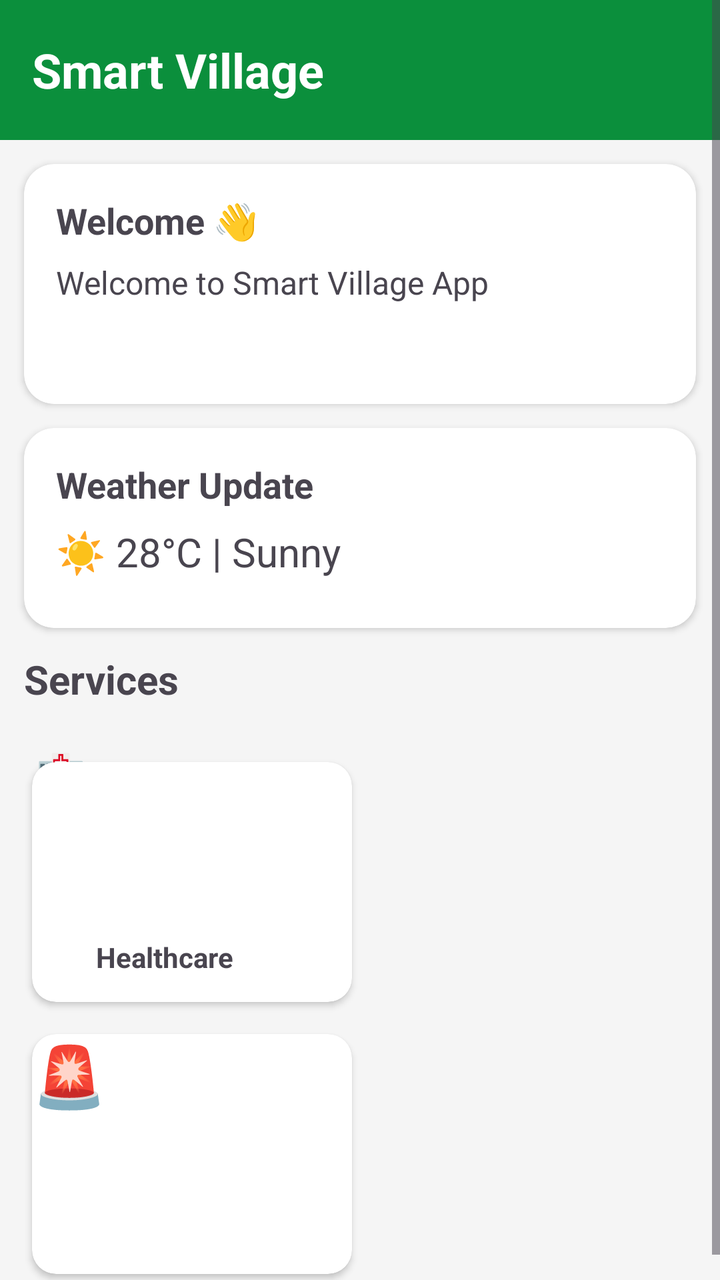
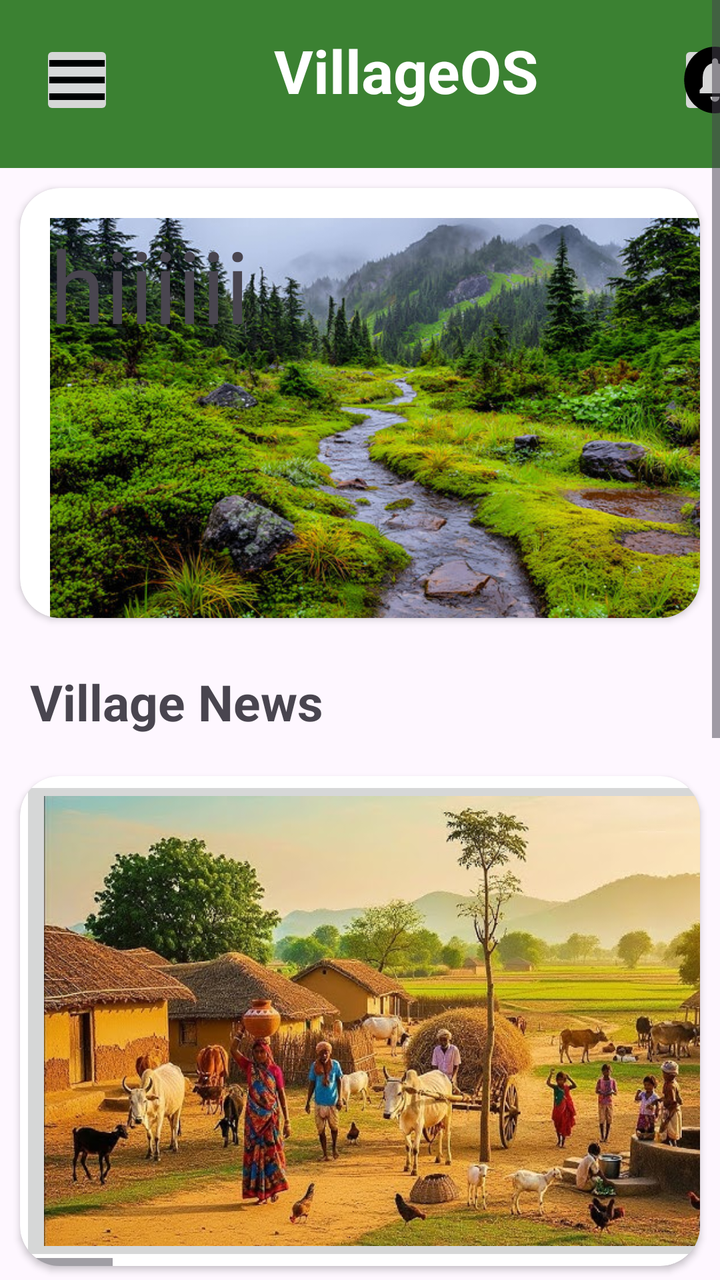

Two renders of the same Android screen: before a commit and after it. Below are the layout's source before the change and the commit's diff.
<!-- AndroidManifest.xml: application theme Theme.VillageOS -->
<!-- res/layout/activity_homepage1.xml -->
<?xml version="1.0" encoding="utf-8"?>
<ScrollView xmlns:android="http://schemas.android.com/apk/res/android"
    xmlns:app="http://schemas.android.com/apk/res-auto"
    android:layout_width="match_parent"
    android:layout_height="match_parent"
    android:background="#F5F5F5">

    <LinearLayout
        android:layout_width="match_parent"
        android:layout_height="wrap_content"
        android:orientation="vertical">

        <LinearLayout
            android:layout_width="match_parent"
            android:layout_height="70dp"
            android:background="#0B8F3C"
            android:gravity="center_vertical"
            android:padding="16dp">

            <TextView
                android:layout_width="wrap_content"
                android:layout_height="wrap_content"
                android:text="Smart Village"
                android:textColor="#FFFFFF"
                android:textSize="24sp"
                android:textStyle="bold"/>
        </LinearLayout>

        

        <androidx.cardview.widget.CardView
            android:layout_width="match_parent"
            android:layout_height="120dp"
            android:layout_margin="12dp"
            app:cardCornerRadius="15dp">

            <LinearLayout
                android:layout_width="match_parent"
                android:layout_height="match_parent"
                android:orientation="vertical"
                android:padding="16dp">

                <TextView
                    android:layout_width="wrap_content"
                    android:layout_height="wrap_content"
                    android:text="Welcome 👋"
                    android:textSize="18sp"
                    android:textStyle="bold"/>

                <TextView
                    android:layout_width="wrap_content"
                    android:layout_height="wrap_content"
                    android:text="Welcome to Smart Village App"
                    android:textSize="16sp"
                    android:layout_marginTop="8dp"/>

            </LinearLayout>

        </androidx.cardview.widget.CardView>

        

        <androidx.cardview.widget.CardView
            android:layout_width="match_parent"
            android:layout_height="100dp"
            android:layout_marginStart="12dp"
            android:layout_marginEnd="12dp"
            app:cardCornerRadius="15dp">

            <LinearLayout
                android:layout_width="match_parent"
                android:layout_height="match_parent"
                android:orientation="vertical"
                android:padding="16dp">

                <TextView
                    android:text="Weather Update"
                    android:textStyle="bold"
                    android:textSize="18sp"
                    android:layout_width="wrap_content"
                    android:layout_height="wrap_content"/>

                <TextView
                    android:text="☀️ 28°C | Sunny"
                    android:textSize="20sp"
                    android:layout_marginTop="8dp"
                    android:layout_width="wrap_content"
                    android:layout_height="wrap_content"/>

            </LinearLayout>

        </androidx.cardview.widget.CardView>

        

        <TextView
            android:layout_width="wrap_content"
            android:layout_height="wrap_content"
            android:text="Services"
            android:textSize="20sp"
            android:textStyle="bold"
            android:layout_margin="12dp"/>

        <GridLayout
            android:layout_width="match_parent"
            android:layout_height="wrap_content"
            android:columnCount="2"
            android:padding="8dp">

            <androidx.cardview.widget.CardView
                android:layout_width="160dp"
                android:layout_height="120dp"
                android:layout_margin="8dp"
                app:cardCornerRadius="12dp">

                <LinearLayout
                    android:layout_width="match_parent"
                    android:layout_height="match_parent"
                    android:gravity="center"
                    android:orientation="vertical">

                    <TextView
                        android:layout_width="96dp"
                        android:layout_height="wrap_content"
                        android:layout_marginTop="75dp"
                        android:text="Healthcare"
                        android:textStyle="bold" />

                </LinearLayout>

            </androidx.cardview.widget.CardView>

            <androidx.cardview.widget.CardView
                android:layout_width="160dp"
                android:layout_height="120dp"
                android:layout_margin="8dp"
                app:cardCornerRadius="12dp">

                <LinearLayout
                    android:layout_width="match_parent"
                    android:layout_height="match_parent"
                    android:gravity="center"
                    android:orientation="vertical">

                    <TextView
                        android:layout_width="match_parent"
                        android:layout_height="match_parent"
                        android:text="🎉"
                        android:textSize="30sp"/>

                    <TextView
                        android:layout_width="match_parent"
                        android:layout_height="match_parent"
                        android:text="Events"
                        android:textStyle="bold"/>

                </LinearLayout>

            </androidx.cardview.widget.CardView>

            <androidx.cardview.widget.CardView
                android:layout_width="160dp"
                android:layout_height="120dp"
                android:layout_margin="8dp"
                app:cardCornerRadius="12dp">

                <LinearLayout
                    android:layout_width="match_parent"
                    android:layout_height="match_parent"
                    android:gravity="center"
                    android:orientation="vertical">

                    <TextView
                        android:layout_width="match_parent"
                        android:layout_height="match_parent"
                        android:text="🚨"
                        android:textSize="30sp"/>

                    <TextView
                        android:layout_width="match_parent"
                        android:layout_height="match_parent"
                        android:text="Emergency"
                        android:textStyle="bold"/>

                </LinearLayout>

            </androidx.cardview.widget.CardView>

            <androidx.cardview.widget.CardView
                android:layout_width="160dp"
                android:layout_height="120dp"
                android:layout_margin="8dp"
                app:cardCornerRadius="12dp">

                <LinearLayout
                    android:layout_width="match_parent"
                    android:layout_height="match_parent"
                    android:gravity="center"
                    android:orientation="vertical">

                    <TextView
                        android:layout_width="match_parent"
                        android:layout_height="match_parent"
                        android:text="📢"
                        android:textSize="30sp"/>

                    <TextView
                        android:layout_width="match_parent"
                        android:layout_height="match_parent"
                        android:text="Notice Board"
                        android:textStyle="bold"/>

                </LinearLayout>

            </androidx.cardview.widget.CardView>

            <TextView
                android:layout_width="match_parent"
                android:layout_height="77dp"
                android:layout_row="0"
                android:layout_column="0"
                android:layout_marginLeft="10dp"
                android:text="🏥"
                android:textSize="20dp" />

        </GridLayout>

    </LinearLayout>

</ScrollView>
<!-- resources referenced by this layout -->
<resources>
  <style name="Theme.VillageOS" parent="Base.Theme.VillageOS" />
  <style name="Base.Theme.VillageOS" parent="Theme.Material3.DayNight.NoActionBar">
          
          
      </style>
</resources>

<!-- the commit's change to res/layout/activity_homepage1.xml (unified diff, before → after) -->
@@ -1,229 +1,290 @@
 <?xml version="1.0" encoding="utf-8"?>
-<ScrollView xmlns:android="http://schemas.android.com/apk/res/android"
-    xmlns:app="http://schemas.android.com/apk/res-auto"
-    android:layout_width="match_parent"
+<ScrollView android:layout_width="match_parent"
     android:layout_height="match_parent"
-    android:background="#F5F5F5">
+    xmlns:android="http://schemas.android.com/apk/res/android"
+    xmlns:app="http://schemas.android.com/apk/res-auto">
 
     <LinearLayout
+
         android:layout_width="match_parent"
-        android:layout_height="wrap_content"
+        android:layout_height="match_parent"
         android:orientation="vertical">
 
         <LinearLayout
             android:layout_width="match_parent"
-            android:layout_height="70dp"
-            android:background="#0B8F3C"
-            android:gravity="center_vertical"
-            android:padding="16dp">
+            android:layout_height="84dp"
+            android:background="#3b8132"
+            android:orientation="horizontal">
+
+            <ImageButton
+                android:layout_width="37dp"
+                android:layout_height="40dp"
+                android:layout_marginLeft="20dp"
+                android:layout_marginTop="20dp"
+                android:paddingLeft="0dp"
+                android:paddingTop="0dp"
+                android:paddingRight="0dp"
+                android:paddingBottom="0dp"
+                android:scaleType="fitXY"
+                android:src="@drawable/baseline_menu_24">
+
+            </ImageButton>
 
             <TextView
                 android:layout_width="wrap_content"
                 android:layout_height="wrap_content"
-                android:text="Smart Village"
-                android:textColor="#FFFFFF"
-                android:textSize="24sp"
-                android:textStyle="bold"/>
+                android:layout_marginLeft="80dp"
+                android:layout_marginTop="15dp"
+                android:text="VillageOS"
+                android:textColor="#ffffff"
+                android:textSize="30dp"
+                android:textStyle="bold">
+
+            </TextView>
+
+            <ImageButton
+                android:layout_width="37dp"
+                android:layout_height="40dp"
+                android:layout_marginLeft="70dp"
+                android:layout_marginTop="20dp"
+                android:paddingLeft="0dp"
+                android:paddingTop="0dp"
+                android:paddingRight="0dp"
+                android:paddingBottom="0dp"
+                android:scaleType="fitXY"
+                android:src="@drawable/baseline_circle_notifications_24">
+
+
+            </ImageButton>
         </LinearLayout>
 
-        
-
         <androidx.cardview.widget.CardView
             android:layout_width="match_parent"
-            android:layout_height="120dp"
-            android:layout_margin="12dp"
-            app:cardCornerRadius="15dp">
+            android:layout_height="wrap_content"
+            android:layout_margin="10dp"
+            app:cardCornerRadius="20dp">
 
             <LinearLayout
                 android:layout_width="match_parent"
-                android:layout_height="match_parent"
+                android:layout_height="wrap_content"
                 android:orientation="vertical"
-                android:padding="16dp">
+                >
 
                 <TextView
-                    android:layout_width="wrap_content"
-                    android:layout_height="wrap_content"
-                    android:text="Welcome 👋"
-                    android:textSize="18sp"
-                    android:textStyle="bold"/>
-
-                <TextView
-                    android:layout_width="wrap_content"
-                    android:layout_height="wrap_content"
-                    android:text="Welcome to Smart Village App"
-                    android:textSize="16sp"
-                    android:layout_marginTop="8dp"/>
+                    android:layout_width="380dp"
+                    android:layout_height="200dp"
+                    android:layout_marginLeft="15dp"
+                    android:layout_marginTop="15dp"
+                    android:background="@drawable/img_3"
+                    android:text="hiiiiii"
+                    android:textAlignment="gravity"
+                    android:textSize="50dp">
+
+                </TextView>
 
             </LinearLayout>
 
+
         </androidx.cardview.widget.CardView>
 
-        
+
+        <LinearLayout
+            android:layout_width="match_parent"
+            android:layout_height="wrap_content"
+            android:orientation="horizontal"
+            >
+
+            <TextView
+                android:layout_width="wrap_content"
+                android:layout_height="44dp"
+                android:layout_marginLeft="15dp"
+                android:layout_marginTop="15dp"
+                android:text="Village News"
+                android:textStyle="bold"
+                android:textAlignment="gravity"
+                android:textSize="25dp">
+
+            </TextView>
+
+        </LinearLayout>
 
         <androidx.cardview.widget.CardView
             android:layout_width="match_parent"
-            android:layout_height="100dp"
-            android:layout_marginStart="12dp"
-            android:layout_marginEnd="12dp"
-            app:cardCornerRadius="15dp">
-
-            <LinearLayout
+            android:layout_height="wrap_content"
+            android:layout_margin="10dp"
+            app:cardCornerRadius="20dp">
+
+            <HorizontalScrollView
                 android:layout_width="match_parent"
-                android:layout_height="match_parent"
-                android:orientation="vertical"
-                android:padding="16dp">
-
-                <TextView
-                    android:text="Weather Update"
-                    android:textStyle="bold"
-                    android:textSize="18sp"
-                    android:layout_width="wrap_content"
-                    android:layout_height="wrap_content"/>
-
-                <TextView
-                    android:text="☀️ 28°C | Sunny"
-                    android:textSize="20sp"
-                    android:layout_marginTop="8dp"
-                    android:layout_width="wrap_content"
-                    android:layout_height="wrap_content"/>
-
-            </LinearLayout>
-
-        </androidx.cardview.widget.CardView>
-
-        
-
-        <TextView
-            android:layout_width="wrap_content"
-            android:layout_height="wrap_content"
-            android:text="Services"
-            android:textSize="20sp"
-            android:textStyle="bold"
-            android:layout_margin="12dp"/>
-
-        <GridLayout
-            android:layout_width="match_parent"
-            android:layout_height="wrap_content"
-            android:columnCount="2"
-            android:padding="8dp">
-
-            <androidx.cardview.widget.CardView
-                android:layout_width="160dp"
-                android:layout_height="120dp"
-                android:layout_margin="8dp"
-                app:cardCornerRadius="12dp">
+                android:layout_height="wrap_content">
 
                 <LinearLayout
                     android:layout_width="match_parent"
-                    android:layout_height="match_parent"
-                    android:gravity="center"
-                    android:orientation="vertical">
-
-                    <TextView
-                        android:layout_width="96dp"
-                        android:layout_height="wrap_content"
-                        android:layout_marginTop="75dp"
-                        android:text="Healthcare"
-                        android:textStyle="bold" />
+                    android:layout_height="wrap_content"
+                    android:orientation="horizontal">
+
+                    <ImageButton
+                        android:layout_width="416dp"
+                        android:layout_height="match_parent"
+                        android:scaleType="fitXY"
+                        android:src="@drawable/img_2">
+
+                    </ImageButton>
+
+                    <ImageButton
+                        android:layout_width="416dp"
+                        android:layout_height="wrap_content"
+                        android:scaleType="fitXY"
+                        android:src="@drawable/scholarship">
+
+                    </ImageButton>
+
+                    <ImageButton
+                        android:layout_width="416dp"
+                        android:layout_height="167dp"
+                        android:scaleType="fitXY"
+                        android:src="@drawable/scholarship1">
+
+                    </ImageButton>
+
+                    <ImageButton
+                        android:layout_width="416dp"
+                        android:layout_height="wrap_content"
+                        android:scaleType="fitXY"
+                        android:src="@drawable/education">
+
+                    </ImageButton>
+
+                    <ImageButton
+                        android:layout_width="416dp"
+                        android:layout_height="wrap_content"
+                        android:scaleType="fitXY"
+                        android:src="@drawable/farmer">
+
+                    </ImageButton>
+
+                    <ImageButton
+                        android:layout_width="416dp"
+                        android:layout_height="wrap_content"
+                        android:scaleType="fitXY"
+                        android:src="@drawable/farmer">
+
+                    </ImageButton>
 
                 </LinearLayout>
 
-            </androidx.cardview.widget.CardView>
-
-            <androidx.cardview.widget.CardView
-                android:layout_width="160dp"
-                android:layout_height="120dp"
-                android:layout_margin="8dp"
-                app:cardCornerRadius="12dp">
-
-                <LinearLayout
-                    android:layout_width="match_parent"
-                    android:layout_height="match_parent"
-                    android:gravity="center"
-                    android:orientation="vertical">
-
-                    <TextView
-                        android:layout_width="match_parent"
-                        android:layout_height="match_parent"
-                        android:text="🎉"
-                        android:textSize="30sp"/>
-
-                    <TextView
-                        android:layout_width="match_parent"
-                        android:layout_height="match_parent"
-                        android:text="Events"
-                        android:textStyle="bold"/>
-
-                </LinearLayout>
-
-            </androidx.cardview.widget.CardView>
-
-            <androidx.cardview.widget.CardView
-                android:layout_width="160dp"
-                android:layout_height="120dp"
-                android:layout_margin="8dp"
-                app:cardCornerRadius="12dp">
-
-                <LinearLayout
-                    android:layout_width="match_parent"
-                    android:layout_height="match_parent"
-                    android:gravity="center"
-                    android:orientation="vertical">
-
-                    <TextView
-                        android:layout_width="match_parent"
-                        android:layout_height="match_parent"
-                        android:text="🚨"
-                        android:textSize="30sp"/>
-
-                    <TextView
-                        android:layout_width="match_parent"
-                        android:layout_height="match_parent"
-                        android:text="Emergency"
-                        android:textStyle="bold"/>
-
-                </LinearLayout>
-
-            </androidx.cardview.widget.CardView>
-
-            <androidx.cardview.widget.CardView
-                android:layout_width="160dp"
-                android:layout_height="120dp"
-                android:layout_margin="8dp"
-                app:cardCornerRadius="12dp">
-
-                <LinearLayout
-                    android:layout_width="match_parent"
-                    android:layout_height="match_parent"
-                    android:gravity="center"
-                    android:orientation="vertical">
-
-                    <TextView
-                        android:layout_width="match_parent"
-                        android:layout_height="match_parent"
-                        android:text="📢"
-                        android:textSize="30sp"/>
-
-                    <TextView
-                        android:layout_width="match_parent"
-                        android:layout_height="match_parent"
-                        android:text="Notice Board"
-                        android:textStyle="bold"/>
-
-                </LinearLayout>
-
-            </androidx.cardview.widget.CardView>
-
-            <TextView
+            </HorizontalScrollView>
+
+
+        </androidx.cardview.widget.CardView>
+
+
+
+
+
+        <androidx.cardview.widget.CardView
+            android:layout_width="match_parent"
+            android:layout_height="wrap_content"
+            android:layout_margin="10dp"
+            app:cardCornerRadius="20dp"
+            >
+
+            <RelativeLayout
                 android:layout_width="match_parent"
-                android:layout_height="77dp"
-                android:layout_row="0"
-                android:layout_column="0"
-                android:layout_marginLeft="10dp"
-                android:text="🏥"
-                android:textSize="20dp" />
-
-        </GridLayout>
+                android:layout_height="447dp">
+
+                <TextView
+                    android:id="@+id/qs"
+                    android:layout_width="wrap_content"
+                    android:layout_height="44dp"
+                    android:layout_marginLeft="15dp"
+                    android:layout_marginTop="15dp"
+                    android:layout_span="3"
+                    android:text="Quick Services"
+                    android:textAlignment="gravity"
+                    android:textSize="23dp"
+                    android:textStyle="bold">
+
+                </TextView>
+
+                <ImageButton
+                    android:id="@+id/ib1"
+                    android:layout_width="120dp"
+                    android:layout_height="120dp"
+                    android:layout_below="@id/qs"
+                    android:layout_marginLeft="10dp"
+                    android:scaleType="fitXY"
+                    android:src="@drawable/governscheme">
+
+                </ImageButton>
+
+                <ImageButton
+                    android:id="@+id/ib2"
+                    android:layout_width="120dp"
+                    android:layout_height="120dp"
+                    android:layout_below="@id/qs"
+                    android:layout_marginLeft="10dp"
+                    android:layout_marginTop="-4dp"
+                    android:layout_toRightOf="@id/ib1"
+                    android:scaleType="fitXY"
+                    android:src="@drawable/event1">
+
+                </ImageButton>
+
+                <ImageButton
+                    android:id="@+id/ib3"
+                    android:layout_width="120dp"
+                    android:layout_height="120dp"
+                    android:layout_below="@id/qs"
+                    android:layout_marginLeft="10dp"
+                    android:layout_marginTop="-4dp"
+                    android:layout_toRightOf="@id/ib2"
+                    android:scaleType="fitXY"
+                    android:src="@drawable/emengency">
+
+                </ImageButton>
+
+                <ImageButton
+                    android:id="@+id/ib4"
+                    android:layout_width="120dp"
+                    android:layout_height="120dp"
+                    android:layout_below="@id/ib1"
+                    android:layout_marginLeft="10dp"
+                    android:layout_marginTop="10dp"
+                    android:scaleType="fitXY"
+                    android:src="@drawable/hospital1">
+
+                </ImageButton>
+
+                <ImageButton
+                    android:id="@+id/ib5"
+                    android:layout_width="120dp"
+                    android:layout_height="120dp"
+                    android:layout_below="@id/ib2"
+                    android:layout_marginLeft="10dp"
+                    android:layout_marginTop="10dp"
+                    android:layout_toRightOf="@id/ib4"
+                    android:scaleType="fitXY"
+                    android:src="@drawable/scholarship5">
+
+                </ImageButton>
+
+                <ImageButton
+                    android:id="@+id/ib6"
+                    android:layout_width="120dp"
+                    android:layout_height="120dp"
+                    android:layout_below="@id/ib3"
+                    android:layout_marginLeft="10dp"
+                    android:layout_marginTop="10dp"
+                    android:layout_toRightOf="@id/ib5"
+                    android:scaleType="fitXY"
+                    android:src="@drawable/waterspllya11">
+
+                </ImageButton>
+
+            </RelativeLayout>
+
+        </androidx.cardview.widget.CardView>
 
     </LinearLayout>
 
<!-- resource entries referenced after the edit -->
@@ -1,5 +1,29 @@
 <!-- resources referenced by this layout -->
 <resources>
+  <!-- drawable baseline_circle_notifications_24 (drawable) -->
+  <vector xmlns:android="http://schemas.android.com/apk/res/android" android:autoMirrored="true" android:height="24dp" android:tint="#000000" android:viewportHeight="24" android:viewportWidth="24" android:width="24dp">
+        
+      <path android:fillColor="@android:color/white" android:pathData="M12,2C6.48,2 2,6.48 2,12s4.48,10 10,10 10,-4.48 10,-10S17.52,2 12,2zM12,18.5c-0.83,0 -1.5,-0.67 -1.5,-1.5h3c0,0.83 -0.67,1.5 -1.5,1.5zM17,16L7,16v-1l1,-1v-2.61C8,9.27 9.03,7.47 11,7v-0.5c0,-0.57 0.43,-1 1,-1s1,0.43 1,1L13,7c1.97,0.47 3,2.28 3,4.39L16,14l1,1v1z"/>
+      
+  </vector>
+  <!-- drawable baseline_menu_24 (drawable) -->
+  <vector xmlns:android="http://schemas.android.com/apk/res/android" android:height="24dp" android:tint="#000000" android:viewportHeight="24" android:viewportWidth="24" android:width="24dp">
+        
+      <path android:fillColor="@android:color/white" android:pathData="M3,18h18v-2L3,16v2zM3,13h18v-2L3,11v2zM3,6v2h18L21,6L3,6z"/>
+      
+  </vector>
+  <!-- drawable education: jpg bitmap (drawable, 3727 bytes) -->
+  <!-- drawable emengency: jpg bitmap (drawable, 5962 bytes) -->
+  <!-- drawable event1: png bitmap (drawable, 4837 bytes) -->
+  <!-- drawable farmer: jpg bitmap (drawable, 4789 bytes) -->
+  <!-- drawable governscheme: jpg bitmap (drawable, 12513 bytes) -->
+  <!-- drawable hospital1: jpg bitmap (drawable, 14342 bytes) -->
+  <!-- drawable img_2: png bitmap (drawable, 657231 bytes) -->
+  <!-- drawable img_3: png bitmap (drawable, 608453 bytes) -->
+  <!-- drawable scholarship: jpg bitmap (drawable, 3462 bytes) -->
+  <!-- drawable scholarship1: jpg bitmap (drawable, 11968 bytes) -->
+  <!-- drawable scholarship5: jpg bitmap (drawable, 10254 bytes) -->
+  <!-- drawable waterspllya11: jpeg bitmap (drawable, 12332 bytes) -->
   <style name="Theme.VillageOS" parent="Base.Theme.VillageOS" />
   <style name="Base.Theme.VillageOS" parent="Theme.Material3.DayNight.NoActionBar">
           
